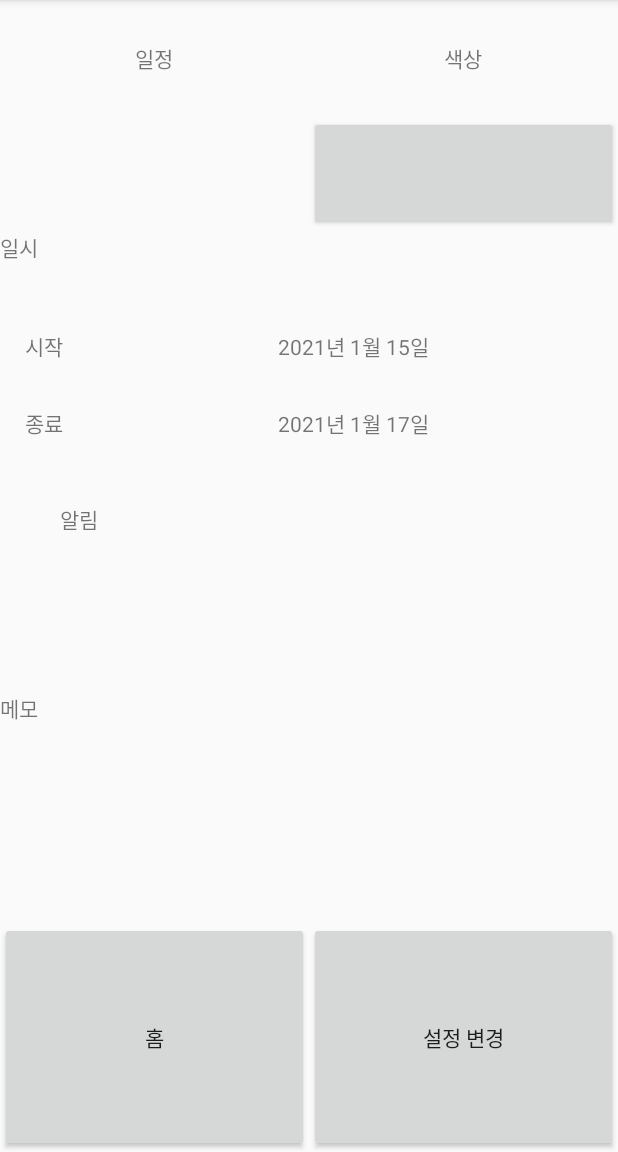
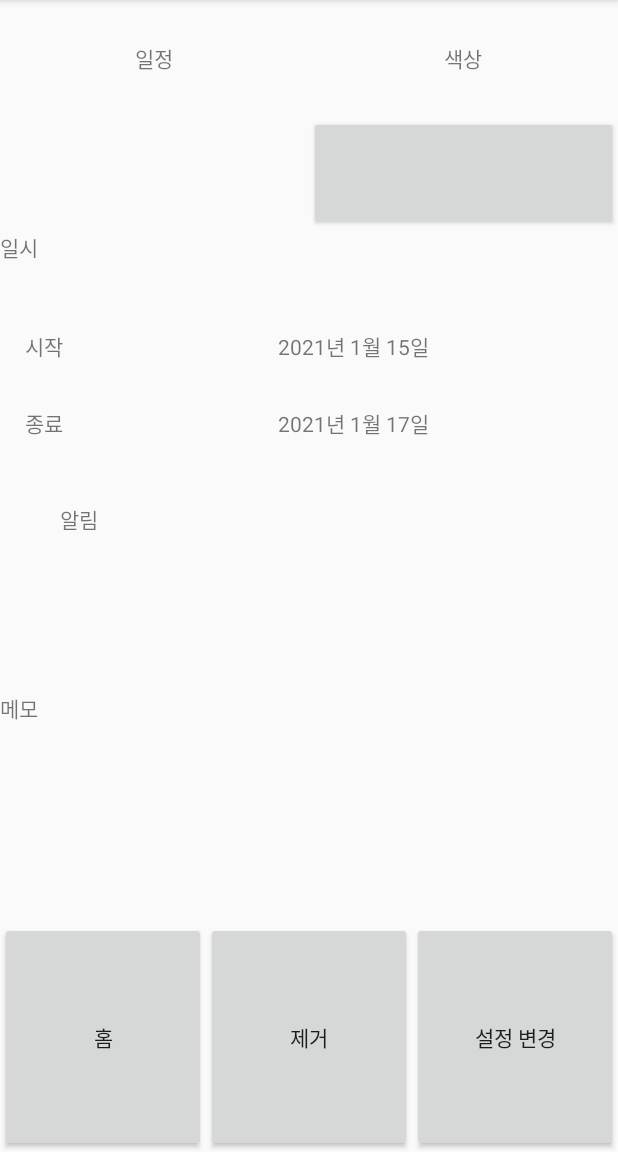
Before and after one commit to SILLASYSTEMPBL/AutoCalendarApp, an Android app: the selectDay screen opened directly, with no data from a screen before it, on a phone screen of 412 x 824 dp, the part 84-1236 px from its top. Run offline under Robolectric (Android 15) with nearby library versions, the phone set to English and light mode, and no system bars; 1 statement that could not run was skipped.

Commit message:
'remove_event_button'

```diff
--- a/app/src/main/java/com/cookandroid/calendar/selectDay.java
+++ b/app/src/main/java/com/cookandroid/calendar/selectDay.java
@@ -40,6 +40,7 @@ public class selectDay extends AppCompatActivity  {
         TextView memo = (TextView)findViewById(R.id.memoSelect);
         Button setAgain = (Button)findViewById(R.id.setagain);
         Button Home = (Button)findViewById(R.id.home);
+        Button remove = (Button)findViewById(R.id.remove);
 
 
         Intent intent = getIntent();
@@ -72,14 +73,13 @@ public class selectDay extends AppCompatActivity  {
 
         }
 
-        sqlDB.close();
-
 
             setAgain.setOnClickListener(new View.OnClickListener() {
                 @Override
                 public void onClick(View view) {
                     Intent intent = new Intent(activity.getApplicationContext(),ResetSchedule.class);
                     intent.putExtra("Title2",righttitle);
+                    sqlDB.close();
                     activity.startActivity(intent);
                 }
             });
@@ -87,7 +87,17 @@ public class selectDay extends AppCompatActivity  {
                 @Override
                 public void onClick(View view) {
                     Intent intent = new Intent(activity.getApplicationContext(),MainActivity.class);
+                    sqlDB.close();
+                    activity.startActivity(intent);
+                }
+            });
+            remove.setOnClickListener(new View.OnClickListener() {
+                @Override
+                public void onClick(View v) {
+                    sqlDB.execSQL("DELETE FROM scheduleTable WHERE title = '"+righttitle+"';");
 
+                    Intent intent = new Intent(activity.getApplicationContext(),MainActivity.class);
+                    sqlDB.close();
                     activity.startActivity(intent);
                 }
             });
--- a/app/src/main/res/layout/selectday.xml
+++ b/app/src/main/res/layout/selectday.xml
@@ -206,7 +206,12 @@
             android:layout_height="match_parent"
             android:layout_weight="1"
             android:text="홈" />
-
+        <Button
+            android:id="@+id/remove"
+            android:layout_width="match_parent"
+            android:layout_height="match_parent"
+            android:layout_weight="1"
+            android:text="제거"/>
         <Button
             android:id="@+id/setagain"
             android:layout_width="match_parent"
```
Also changed, not shown: app/src/main/res/layout/activity_main.xml (+7 -5 lines), app/src/main/res/drawable-v24/plusicon.PNG (added).
